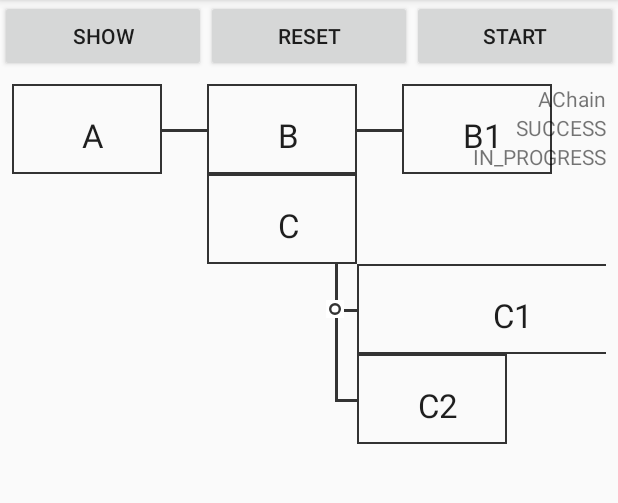
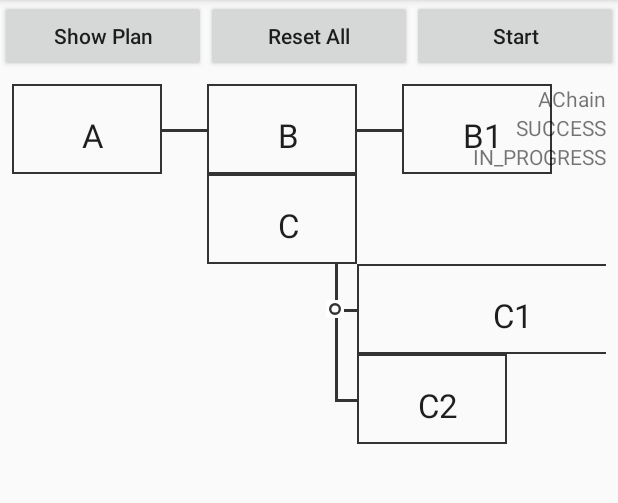
Before and after one commit to trav3ll3r/chainReaction, an Android app: the AddSerialToChainActivity screen opened directly, with no data from a screen before it, after a tap on an icon or button, on a phone screen of 412 x 824 dp, the part 84-587 px from its top. Run offline under Robolectric (Android 15) with nearby library versions, the phone set to English and light mode, and no system bars; 3 other taps on this screen came first.

Commit message:
[demo] Do not use AllCaps button labels

```diff
--- a/app/src/main/res/layout/activity_visualise_chain.xml
+++ b/app/src/main/res/layout/activity_visualise_chain.xml
@@ -11,6 +11,7 @@
         android:layout_width="0dp"
         android:layout_height="wrap_content"
         android:text="@string/btn_show"
+        android:textAllCaps="false"
         app:layout_constraintLeft_toLeftOf="parent"
         app:layout_constraintRight_toLeftOf="@+id/btn_reset_all"
         app:layout_constraintVertical_chainStyle="packed" />
@@ -20,6 +21,7 @@
         android:layout_width="0dp"
         android:layout_height="wrap_content"
         android:text="@string/btn_reset_all"
+        android:textAllCaps="false"
         android:visibility="visible"
         app:layout_constraintLeft_toRightOf="@id/btn_show_test"
         app:layout_constraintRight_toLeftOf="@+id/btn_start_test"
@@ -31,6 +33,7 @@
         android:layout_width="0dp"
         android:layout_height="wrap_content"
         android:text="@string/btn_start"
+        android:textAllCaps="false"
         android:visibility="visible"
         app:layout_constraintLeft_toRightOf="@id/btn_reset_all"
         app:layout_constraintRight_toRightOf="parent"
--- a/app/src/main/res/values/strings.xml
+++ b/app/src/main/res/values/strings.xml
@@ -2,7 +2,7 @@
     <string name="app_name">Chain Reaction</string>
 
     <!-- BUTTON LABELS -->
-    <string name="btn_show">Show</string>
-    <string name="btn_reset_all">Reset</string>
+    <string name="btn_show">Show Plan</string>
+    <string name="btn_reset_all">Reset All</string>
     <string name="btn_start">Start</string>
 </resources>
```
